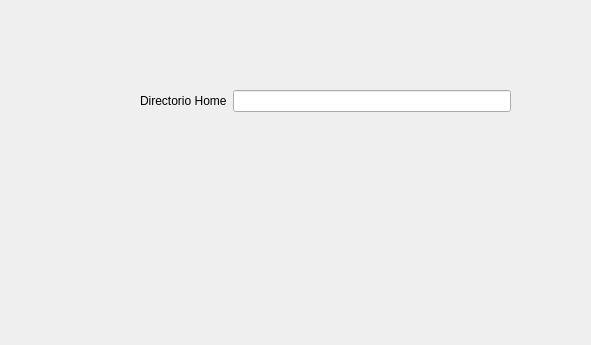
The window that administrador/parametro/servidorconfigura.ui (jorge-luis-dev/Arenita) describes before a commit, drawn with Qt 5; both pictures show x 0 to 591 and y 0 to 345 of the 800 by 600 pixel window.
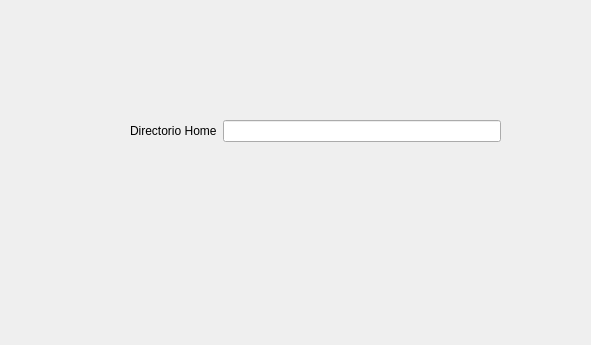
The same window after the commit.

Commit message: Crea carpeta ArenitaConfig

What changed in the file:
```diff
--- a/administrador/parametro/servidorconfigura.ui
+++ b/administrador/parametro/servidorconfigura.ui
@@ -17,10 +17,10 @@
    <widget class="QWidget" name="formLayoutWidget">
     <property name="geometry">
      <rect>
-      <x>140</x>
-      <y>90</y>
+      <x>130</x>
+      <y>120</y>
       <width>371</width>
-      <height>101</height>
+      <height>161</height>
      </rect>
     </property>
     <layout class="QFormLayout" name="formLayout">
```
Left out of the diff: 2 changed lines with no effect on the pictures. The commit also changes 1 other file.
